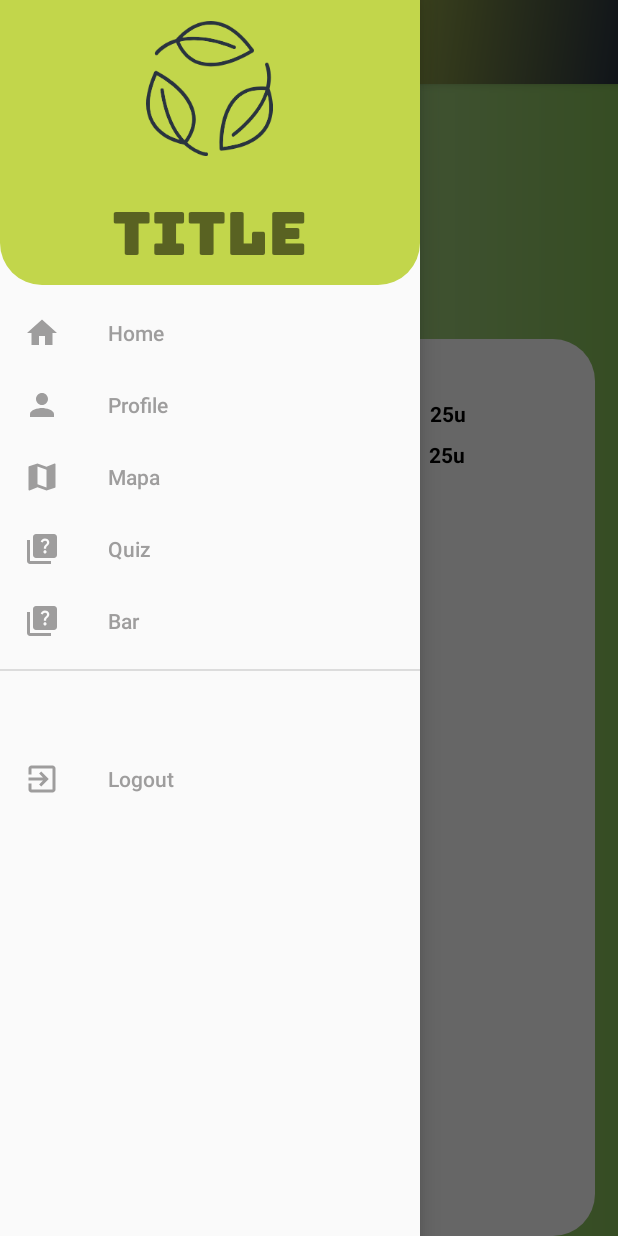
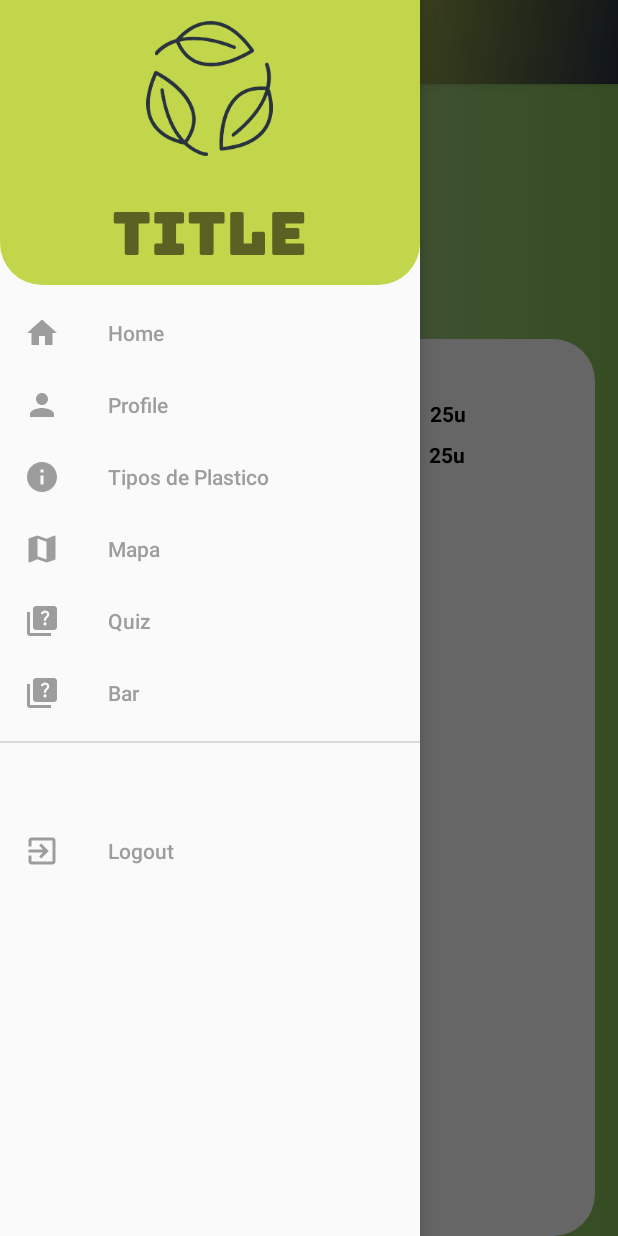
Before and after one commit to CristianF-Asd/ProyectoFinal3, an Android app: the NavigationDrawer screen opened directly, with no data from a screen before it, with the side drawer open, on a phone screen of 412 x 824 dp. Run offline under Robolectric (Android 15) with nearby library versions, the phone set to English and light mode, and no system bars.

Commit message:
Se agrego al menu de navegacion la opcion de tipo de plastico

```diff
--- a/app/src/main/java/com/example/proyectofinal1/NavigationDrawer.java
+++ b/app/src/main/java/com/example/proyectofinal1/NavigationDrawer.java
@@ -96,7 +96,9 @@ public class NavigationDrawer extends AppCompatActivity implements NavigationVie
                 PerfilFragment perfilFragment = new PerfilFragment();
                 perfilFragment.setArguments(datos);
                 ft.replace(R.id.fragment_container, perfilFragment).commit();
-
+                break;
+            case R.id.nav_tiposPlastico:
+                ft.replace(R.id.fragment_container, new PlasticTypesFragment()).commit();
                 break;
             case R.id.nav_map:
                 ft.replace(R.id.fragment_container, new MapsFragment()).commit();
--- /dev/null
+++ b/app/src/main/res/drawable/ic_nav_plastico.xml
@@ -0,0 +1,5 @@
+<vector android:height="24dp" android:tint="#000000"
+    android:viewportHeight="24" android:viewportWidth="24"
+    android:width="24dp" xmlns:android="http://schemas.android.com/apk/res/android">
+    <path android:fillColor="@android:color/white" android:pathData="M12,2C6.48,2 2,6.48 2,12s4.48,10 10,10 10,-4.48 10,-10S17.52,2 12,2zM13,17h-2v-6h2v6zM13,9h-2L11,7h2v2z"/>
+</vector>
--- a/app/src/main/res/menu/drawer_menu.xml
+++ b/app/src/main/res/menu/drawer_menu.xml
@@ -12,6 +12,10 @@
             android:id="@+id/nav_perfil"
             android:icon="@drawable/ic_nav_perfil"
             android:title="Profile"/>
+        <item
+            android:id="@+id/nav_tiposPlastico"
+            android:icon="@drawable/ic_nav_plastico"
+            android:title="Tipos de Plastico"/>
         <item
             android:id="@+id/nav_map"
             android:icon="@drawable/ic_baseline_map_24"
```
